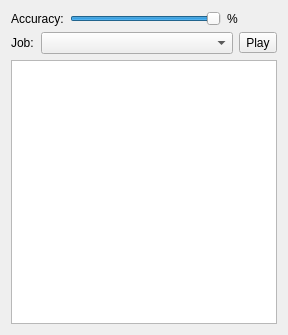
southseact-3d/fcd, file src/Mod/CAM/Gui/Resources/panels/TaskCAMSimulator.ui: the form before one commit.
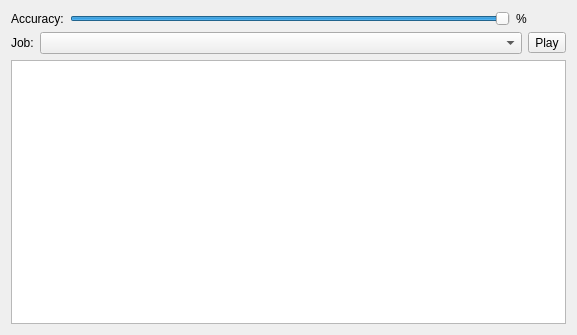
The form after the commit. Icons and pictures are not drawn.

Commit message:
[Cam Simulator][1.0] Fix minor Ambient Occlusion bug. (#16665)
* Fix minor Ambient Occlusion bug.

* fix text cutting in CAM Simulator task panel. Issue #16707

The edit to the form file:
```diff
--- a/src/Mod/CAM/Gui/Resources/panels/TaskCAMSimulator.ui
+++ b/src/Mod/CAM/Gui/Resources/panels/TaskCAMSimulator.ui
@@ -6,7 +6,7 @@
    <rect>
     <x>0</x>
     <y>0</y>
-    <width>288</width>
+    <width>577</width>
     <height>335</height>
    </rect>
   </property>
@@ -76,11 +76,11 @@
     <layout class="QHBoxLayout" name="horizontalLayout">
      <item>
       <widget class="QLabel" name="label">
-       <property name="maximumSize">
-        <size>
-         <width>24</width>
-         <height>16777215</height>
-        </size>
+       <property name="sizePolicy">
+        <sizepolicy hsizetype="Minimum" vsizetype="Preferred">
+         <horstretch>0</horstretch>
+         <verstretch>0</verstretch>
+        </sizepolicy>
        </property>
        <property name="text">
         <string>Job:</string>
@@ -88,7 +88,14 @@
       </widget>
      </item>
      <item>
-      <widget class="QComboBox" name="comboJobs"/>
+      <widget class="QComboBox" name="comboJobs">
+       <property name="sizePolicy">
+        <sizepolicy hsizetype="Expanding" vsizetype="Fixed">
+         <horstretch>0</horstretch>
+         <verstretch>0</verstretch>
+        </sizepolicy>
+       </property>
+      </widget>
      </item>
      <item>
       <widget class="QToolButton" name="toolButtonPlay">
```
The commit also changes 1 other file.
